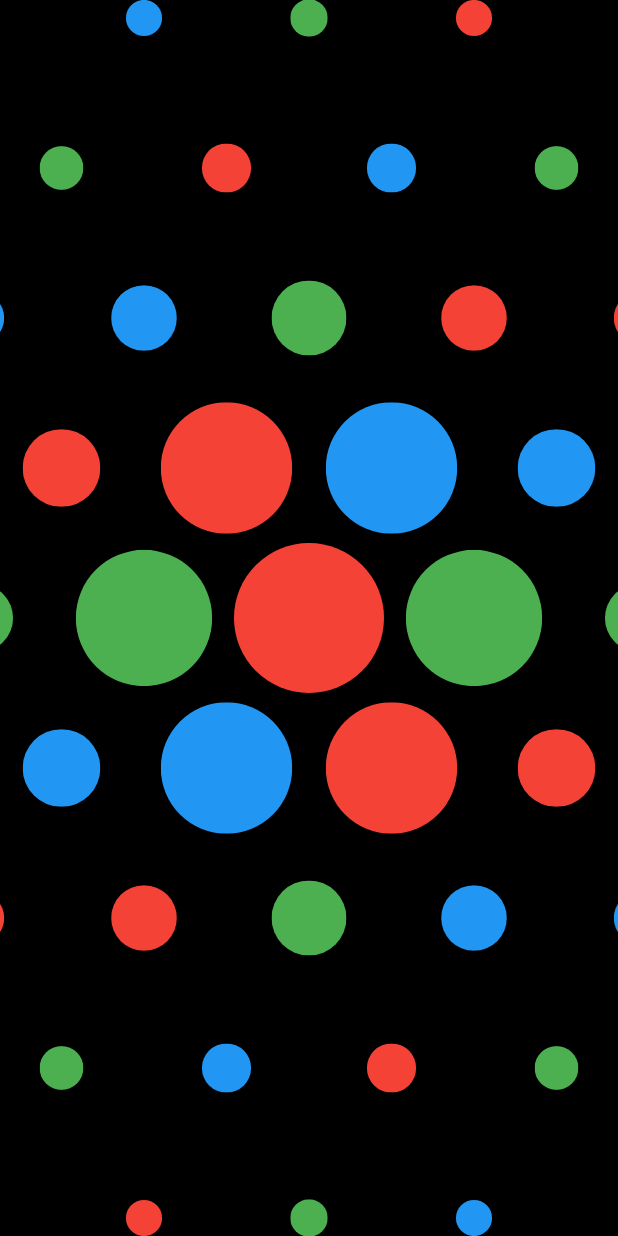
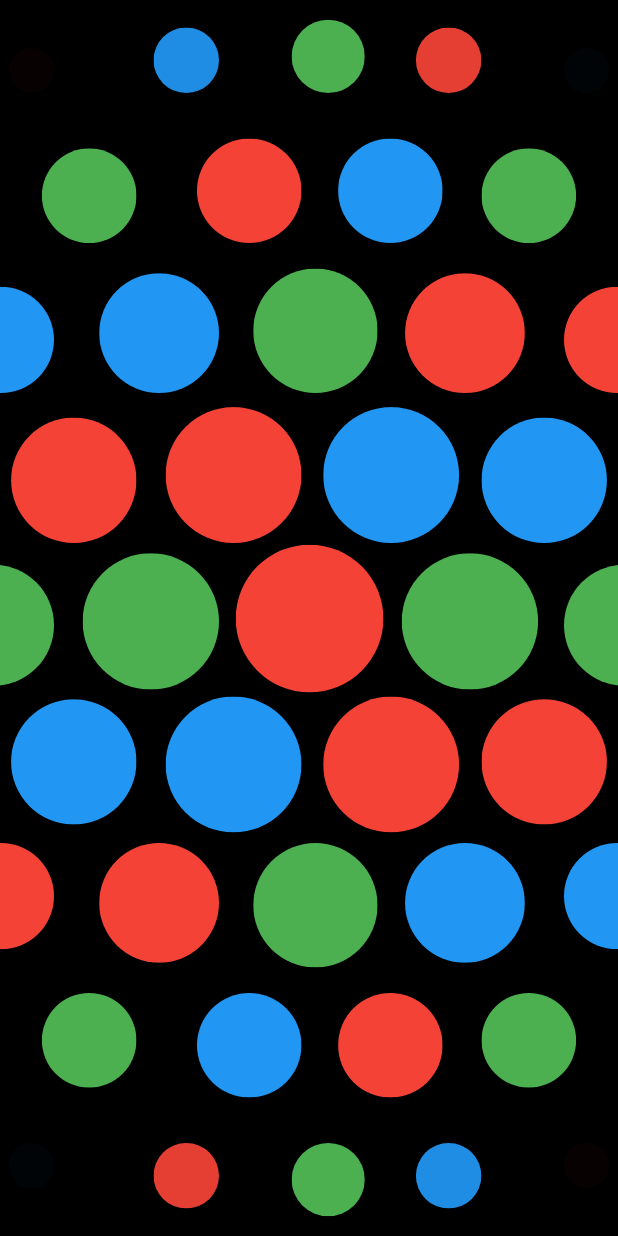
Before and after one commit to nbrucker/bubble_lens, a Flutter app: the screen it shows after launch, on a phone screen of 412 x 824 dp. Run offline on Flutter 3.47's test engine with Material 2 defaults, Android fonts, the phone set to English and light mode, and no system bars.

Commit message:
Add files via upload

```diff
--- a/lib/bubble_lens.dart
+++ b/lib/bubble_lens.dart
@@ -10,21 +10,19 @@ class BubbleLens extends StatefulWidget {
   final double paddingY;
   final Duration duration;
   final Radius radius;
-	final double highRatio;
-	final double lowRatio;
+  final bool fadeEdge;
 
-	const BubbleLens({
+  BubbleLens({
     Key? key,
     required this.width,
     required this.height,
     required this.widgets,
+    this.fadeEdge = true,
     this.size = 100,
     this.paddingX = 10,
     this.paddingY = 0,
     this.duration = const Duration(milliseconds: 100),
     this.radius = const Radius.circular(999),
-		this.highRatio = 0,
-		this.lowRatio = 0
   }) : super(key: key);
 
   @override
@@ -48,9 +46,12 @@ class BubbleLensState extends State<BubbleLens> {
   double _minTop = double.infinity;
   double _maxTop = double.negativeInfinity;
 
+  double get longerSide => max(widget.width, widget.height);
+
   @override
   void initState() {
     super.initState();
+
     _middleX = widget.width / 2;
     _middleY = widget.height / 2;
     _offsetX = _middleX - widget.size / 2;
@@ -58,12 +59,24 @@ class BubbleLensState extends State<BubbleLens> {
     _lastX = 0;
     _lastY = 0;
     _steps = [
-			[-(widget.size / 2) + -(widget.paddingX / 2), -widget.size + -widget.paddingY],
+      [
+        -(widget.size / 2) + -(widget.paddingX / 2),
+        -widget.size + -widget.paddingY
+      ],
       [-widget.size + -widget.paddingX, 0],
-			[-(widget.size / 2) + -(widget.paddingX / 2), widget.size + widget.paddingY],
-			[(widget.size / 2) + (widget.paddingX / 2), widget.size + widget.paddingY],
+      [
+        -(widget.size / 2) + -(widget.paddingX / 2),
+        widget.size + widget.paddingY
+      ],
+      [
+        (widget.size / 2) + (widget.paddingX / 2),
+        widget.size + widget.paddingY
+      ],
       [widget.size + widget.paddingX, 0],
-			[(widget.size / 2) + (widget.paddingX / 2), -widget.size + -widget.paddingY],
+      [
+        (widget.size / 2) + (widget.paddingX / 2),
+        -widget.size + -widget.paddingY
+      ],
     ];
   }
 
@@ -76,15 +89,17 @@ class BubbleLensState extends State<BubbleLens> {
   Widget build(BuildContext context) {
     _counter = 0;
     _total = 0;
-		return Container(
+    Widget bubbles = Container(
       width: widget.width,
       height: widget.height,
       child: GestureDetector(
         behavior: HitTestBehavior.opaque,
         onPanUpdate: (details) {
-					double newOffsetX = max(_minLeft, min(_maxLeft, _offsetX + details.delta.dx));
-					double newOffsetY = max(_minTop, min(_maxTop, _offsetY + details.delta.dy));
-					if (newOffsetX != _offsetX  || newOffsetY != _offsetY) {
+          double newOffsetX = max(
+              _minLeft, min(_maxLeft, _offsetX + details.delta.dx));
+          double newOffsetY = max(
+              _minTop, min(_maxTop, _offsetY + details.delta.dy));
+          if (newOffsetX != _offsetX || newOffsetY != _offsetY) {
             setState(() {
               _offsetX = newOffsetX;
               _offsetY = newOffsetY;
@@ -100,25 +115,45 @@ class BubbleLensState extends State<BubbleLens> {
                 left = _offsetX;
                 top = _offsetY;
               } else if (index - 1 == _total) {
-							left = (_counter + 1) * (widget.size + widget.paddingX) + _offsetX;
+                left =
+                    (_counter + 1) * (widget.size + widget.paddingX) + _offsetX;
                 top = _offsetY;
                 _lastTotal = _total;
                 _counter++;
                 _total += _counter * 6;
               } else {
-							List step = _steps[((index - _lastTotal - 2) / _counter % _steps.length).floor()];
+                List step = _steps[((index - _lastTotal - 2) / _counter %
+                    _steps.length).floor()];
                 left = _lastX + step[0];
                 top = _lastY + step[1];
               }
-						_minLeft = min(_minLeft, -(left - _offsetX) + _middleX - (widget.size / 2));
-						_maxLeft = max(_maxLeft, left - _offsetX + _middleX - (widget.size / 2));
-						_minTop = min(_minTop, -(top - _offsetY) + _middleY - (widget.size / 2));
-						_maxTop = max(_maxTop, top - _offsetY + _middleY - (widget.size / 2));
+              _minLeft = min(
+                  _minLeft, -(left - _offsetX) + _middleX - (widget.size / 2));
+              _maxLeft =
+                  max(_maxLeft, left - _offsetX + _middleX - (widget.size / 2));
+              _minTop = min(
+                  _minTop, -(top - _offsetY) + _middleY - (widget.size / 2));
+              _maxTop =
+                  max(_maxTop, top - _offsetY + _middleY - (widget.size / 2));
               _lastX = left;
               _lastY = top;
-						double distance = sqrt(pow(_middleX - (left + widget.size / 2), 2) + pow(_middleY - (top + widget.size / 2), 2));
-						double size = widget.size / max(distance / widget.size, 1);
-						double scale = max(0, min(1, (size / widget.size * (1 + widget.highRatio + widget.lowRatio)) - widget.lowRatio));
+              double distance = sqrt(
+                  pow(_middleX - (left + widget.size / 2), 2) +
+                      pow(_middleY - (top + widget.size / 2), 2));
+              double distPercent = distance / (longerSide / 2);
+
+              double scale = .3 * log(distPercent * -1 + 1.2) + .93;
+              scale = max(.3, min(1, (scale)));
+              if (scale.toString() == double.nan.toString()) scale = .3;
+
+
+              double originX = min(
+                  widget.size * 1, max(widget.size * -1, left - _middleX)) / -2;
+              double originY = min(
+                  widget.size * 1, max(widget.size * -1, top - _middleY)) / -2;
+
+              double fadePercent = distPercent*.9;
+              double fadeValue = .9;
               return AnimatedPositioned(
                   duration: widget.duration,
                   top: top,
@@ -129,12 +164,16 @@ class BubbleLensState extends State<BubbleLens> {
                       height: widget.size,
                       child: Transform.scale(
                         scale: scale,
+                        origin: Offset(originX, originY),
                         child: ClipRRect(
                           borderRadius: BorderRadius.all(widget.radius),
+                          child: Opacity(
+                            opacity: (widget.fadeEdge && fadePercent>fadeValue) ? max(0, min(1, 1-(fadePercent-fadeValue)/(1-fadeValue))) : 1,
                             child: Container(
                               width: widget.size,
                               height: widget.size,
                               child: item,
+                            ),
                           ),
                         ),
                       )
@@ -144,5 +183,7 @@ class BubbleLensState extends State<BubbleLens> {
         ),
       ),
     );
+
+    return bubbles;
   }
 }
```
Lines whose indentation alone changed are shown as unchanged.
